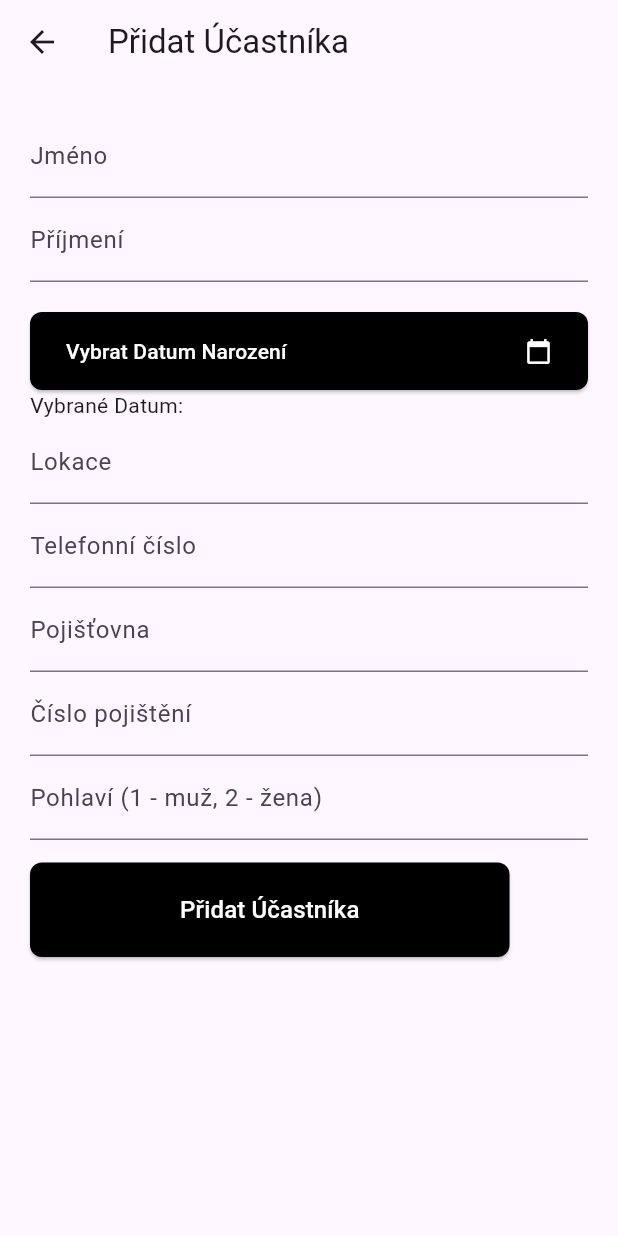
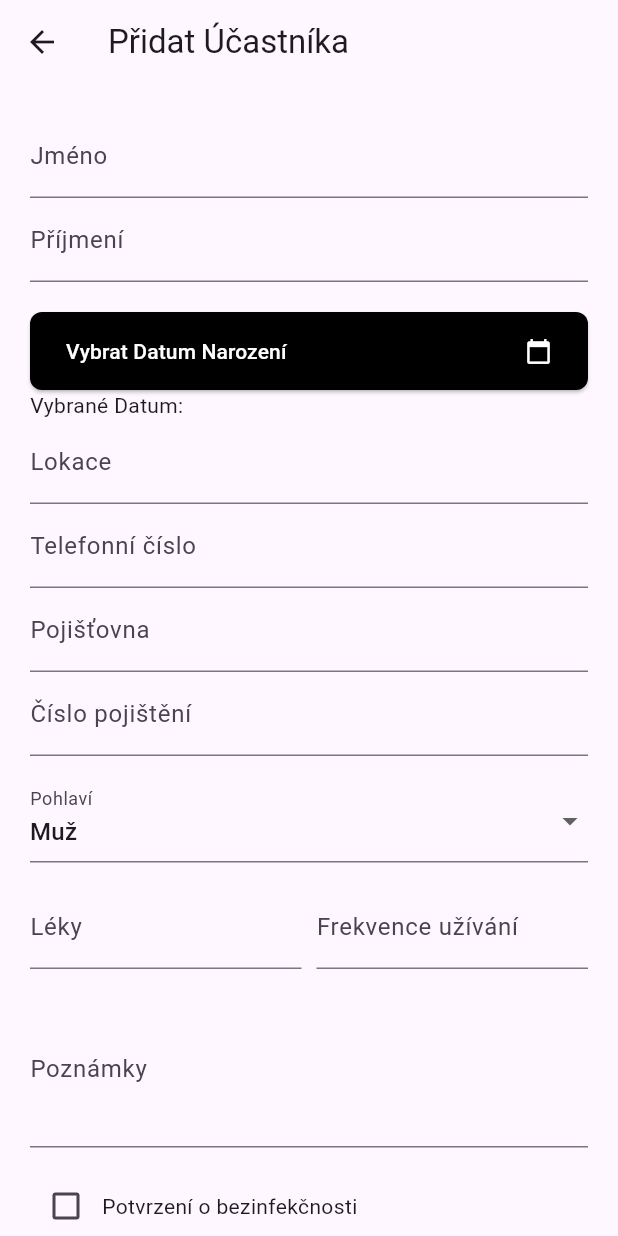
Before and after one commit to dcaldr/denik-zza, a Flutter app: the ActionDetail screen opened directly, after a tap on the "person add" icon, on a phone screen of 412 x 824 dp. Run offline on Flutter 3.47's test engine with Material 3 defaults, Android fonts, the phone set to English and light mode, and no system bars; our stand-ins replace drift, pdf, printing; missing offline and left inert: sqlite3; accounts and stored records are empty; generated files the repository leaves out were written again.

Commit message:
fix: made the add participants page look more like figma

```diff
--- a/lib/screens/editing_actions/action_detail.dart
+++ b/lib/screens/editing_actions/action_detail.dart
@@ -1,10 +1,15 @@
-import 'package:denik_zza/screens/actions/change_profile.dart';
-import 'package:denik_zza/screens/editing_actions/edit_action_page.dart';
-import 'package:denik_zza/screens/login/components/my_button.dart';
 import 'package:denik_zza/screens/participants/add_participantt_page_page.dart';
 import 'package:flutter/material.dart';
 
 class ActionDetail extends StatelessWidget {
+  // Dummy list of participants for testing
+  final List<String> participants = [
+    'Participant 1',
+    'Participant 2',
+    'Participant 3',
+    // Add more participants as needed
+  ];
+
   @override
   Widget build(BuildContext context) {
     return Scaffold(
@@ -15,10 +20,11 @@ class ActionDetail extends StatelessWidget {
             icon: Icon(Icons.edit),
             onPressed: () {
               // Navigate to another screen for editing the profile
-              Navigator.push(
-                context,
-                MaterialPageRoute(builder: (context) => EditActionPage()),
-              );
+              // You can implement the EditActionPage as needed
+              // Navigator.push(
+              //   context,
+              //   MaterialPageRoute(builder: (context) => EditActionPage()),
+              // );
             },
           ),
         ],
@@ -87,6 +93,20 @@ class ActionDetail extends StatelessWidget {
                   ),
                 ],
               ),
+              SizedBox(height: 10),
+              // List of participants
+              Container(
+                height: 200, // Set a fixed height or adjust as needed
+                child: ListView.builder(
+                  itemCount: participants.length,
+                  itemBuilder: (context, index) {
+                    return ListTile(
+                      title: Text(participants[index]),
+                      // Add more details or actions as needed
+                    );
+                  },
+                ),
+              ),
             ],
           ),
         ),
--- a/lib/screens/participants/add_participantt_page_page.dart
+++ b/lib/screens/participants/add_participantt_page_page.dart
@@ -1,4 +1,5 @@
 import 'package:flutter/material.dart';
+import 'package:denik_zza/screens/login/components/my_button.dart';
 
 class MyButton extends StatelessWidget {
   final VoidCallback onPressed;
@@ -51,6 +52,15 @@ class _AddParticipantPageState extends State<AddParticipantPage> {
   TextEditingController insuranceCompanyController = TextEditingController();
   TextEditingController insuranceNumberController = TextEditingController();
   TextEditingController genderController = TextEditingController();
+  TextEditingController medicineController = TextEditingController();
+  TextEditingController frequencyController = TextEditingController();
+  TextEditingController notesController = TextEditingController();
+  TextEditingController nonInfectiousConfirmationController = TextEditingController();
+  TextEditingController eligibleConfirmationController = TextEditingController();
+
+  // Dropdown items for gender
+  List<String> genderOptions = ['Muž', 'Žena'];
+  String selectedGender = 'Muž';
 
   Future<void> _selectDate(BuildContext context, DateTime? selectedDate, TextEditingController controller) async {
     DateTime? pickedDate = await showDatePicker(
@@ -134,9 +144,7 @@ Widget build(BuildContext context) {
               ),
               TextField(
                 controller: phoneNumberController,
-              decoration: InputDecoration(
-                labelText: 'Telefonní číslo',
-              ),
+                decoration: InputDecoration(labelText: 'Telefonní číslo'),
                 keyboardType: TextInputType.phone,
               ),
               TextField(
@@ -145,37 +153,91 @@ Widget build(BuildContext context) {
               ),
               TextField(
                 controller: insuranceNumberController,
-              decoration: InputDecoration(
-                labelText: 'Číslo pojištění',
-              ),
+                decoration: InputDecoration(labelText: 'Číslo pojištění'),
                 keyboardType: TextInputType.phone,
               ),
+              // Dropdown for Gender
+              SizedBox(height: 15),
+              DropdownButtonFormField(
+                value: selectedGender,
+                onChanged: (value) {
+                  setState(() {
+                    selectedGender = value.toString();
+                  });
+                },
+                items: genderOptions.map((option) {
+                  return DropdownMenuItem(
+                    value: option,
+                    child: Text(option),
+                  );
+                }).toList(),
+                decoration: InputDecoration(labelText: 'Pohlaví'),
+              ),
+              // Additional Fields
+              SizedBox(height: 15),
+              // ... (Other fields)
+              // Medicine and Frequency
+              Row(
+                children: [
+                  Expanded(
+                    child: TextField(
+                      controller: medicineController,
+                      decoration: InputDecoration(labelText: 'Léky'),
+                    ),
+                  ),
+                  SizedBox(width: 10),
+                  Expanded(
+                    child: TextField(
+                      controller: frequencyController,
+                      decoration: InputDecoration(labelText: 'Frekvence užívání'),
+                    ),
+                  ),
+                ],
+              ),
+              // Notes
+              SizedBox(height: 15),
               TextField(
-              controller: genderController,
-              decoration: InputDecoration(labelText: 'Pohlaví (1 - muž, 2 - žena)'),
-            ),SizedBox(height: 15),
-            // Adjusted styling for "Přidat Účastníka" button
+                controller: notesController,
+                decoration: InputDecoration(labelText: 'Poznámky'),
+                maxLines: 3,
+              ),
+              // Checkboxes for Confirmations
+              SizedBox(height: 15),
+              Row(
+                children: [
+                  Checkbox(
+                    value: nonInfectiousConfirmationController.text.toLowerCase() == 'true',
+                    onChanged: (value) {
+                      setState(() {
+                        nonInfectiousConfirmationController.text = value.toString();
+                      });
+                    },
+                  ),
+                  Text('Potvrzení o bezinfekčnosti'),
+                ],
+              ),
+              Row(
+                children: [
+                  Checkbox(
+                    value: eligibleConfirmationController.text.toLowerCase() == 'true',
+                    onChanged: (value) {
+                      setState(() {
+                        eligibleConfirmationController.text = value.toString();
+                      });
+                    },
+                  ),
+                  Text('Potvrzení o způsobilosti'),
+                ],
+              ),
+              SizedBox(height: 15),
+              // Buttons
+              Row(
+                mainAxisAlignment: MainAxisAlignment.spaceEvenly,
+                children: [
+                  // Uložit Button
                   ElevatedButton(
                     onPressed: () {
-                // Get values from controllers
-                String formattedBirthDate = _formatDate(selectedBirthDate!);
-                String firstName = firstNameController.text;
-                String lastName = lastNameController.text;
-                // ... (other fields)
-
-                // Print or use the participant data
-                print('First Name: $firstName');
-                print('Last Name: $lastName');
-                print('Birth Date: $formattedBirthDate');
-                // ... (other prints)
-
-                // Reset the form if needed
-                // firstNameController.clear();
-                // lastNameController.clear();
-                // ... (clear other controllers)
-
-                // Optionally, navigate back to the previous screen
-                // Navigator.pop(context);
+                      // ... (handle save logic)
                     },
                     style: ElevatedButton.styleFrom(
                       primary: Colors.black,
@@ -185,13 +247,36 @@ Widget build(BuildContext context) {
                       ),
                       padding: EdgeInsets.symmetric(
                         vertical: 20,
-                  horizontal: 100,
+                        horizontal: 60,
                       ),
                     ),
                     child: Text(
-                'Přidat Účastníka',
+                      'Uložit',
                       style: TextStyle(fontSize: 16),
                     ),
+                  ),
+                  // Zrušit Button
+                  ElevatedButton(
+                    onPressed: () {
+                      // ... (handle cancel logic)
+                    },
+                    style: ElevatedButton.styleFrom(
+                      primary: Color.fromARGB(255, 255, 251, 245),
+                      onPrimary: Colors.black,
+                      shape: RoundedRectangleBorder(
+                        borderRadius: BorderRadius.circular(8.0),
+                      ),
+                      padding: EdgeInsets.symmetric(
+                        vertical: 20,
+                        horizontal: 50,
+                      ),
+                    ),
+                    child: Text(
+                      'Zrušit',
+                      style: TextStyle(fontSize: 16),
+                    ),
+                  ),
+                ],
               ),
             ],
           ),
```
Lines whose indentation alone changed are shown as unchanged.
